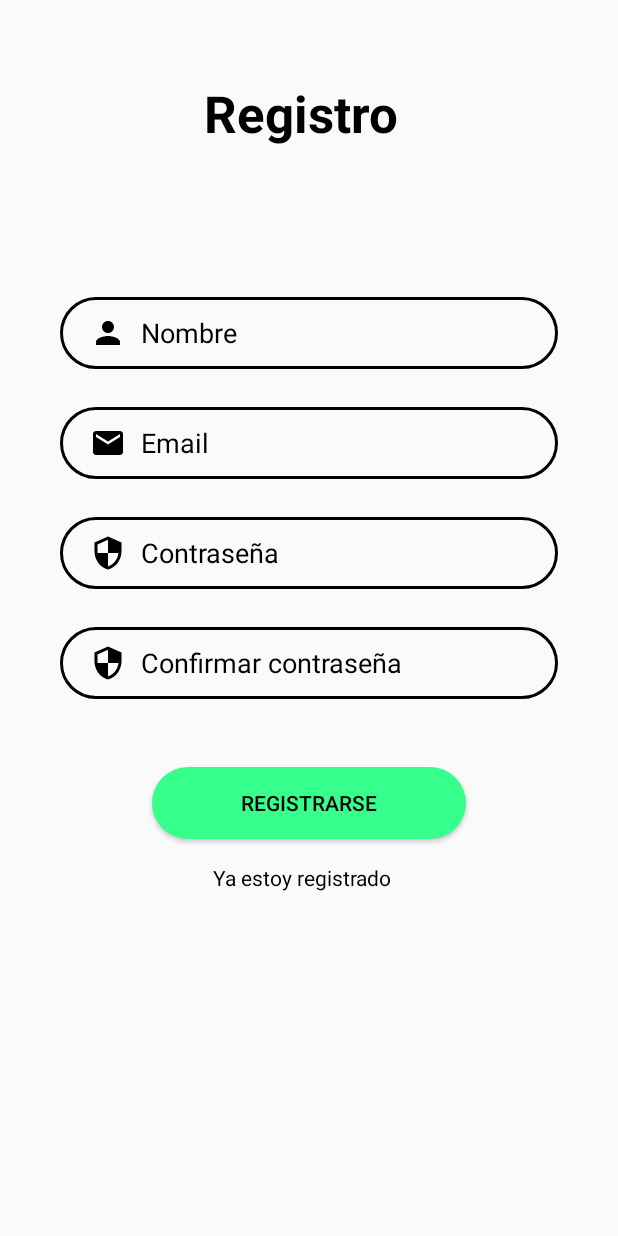
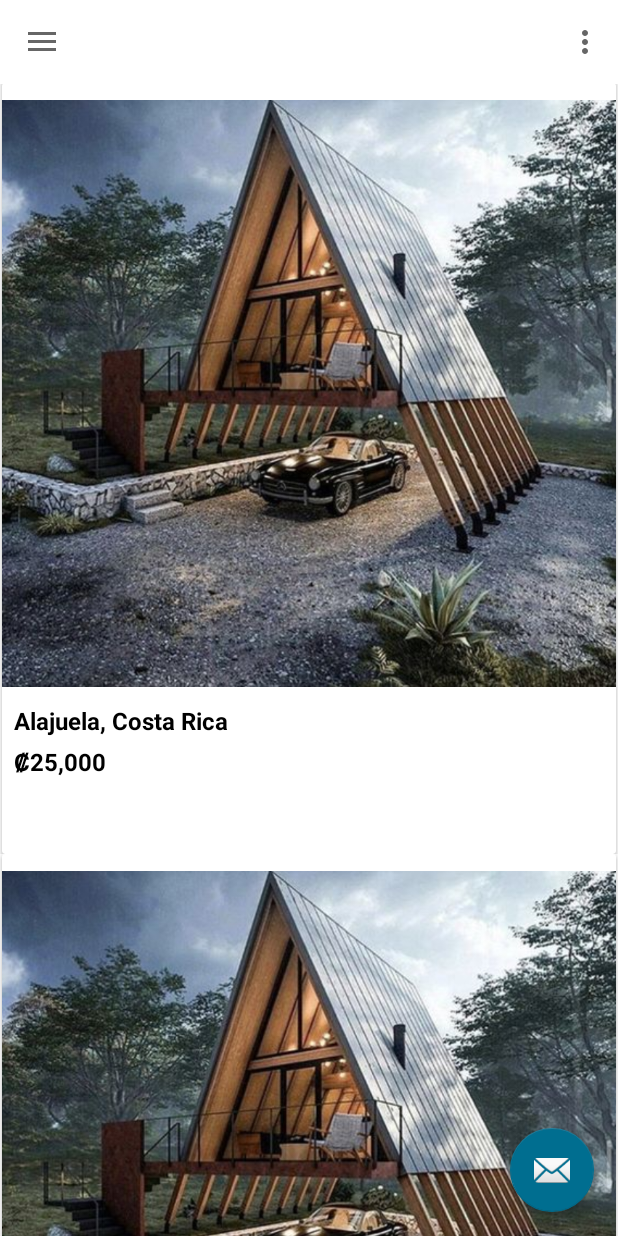
Before and after one commit to FabianINC/Move, an Android app: the screen it shows after launch (RegisterActivity before the commit, Main after it), on a phone screen of 412 x 824 dp. Run offline under Robolectric (Android 15) with nearby library versions, the phone set to English and light mode, and no system bars; our stand-ins replace navigation-ui.

```diff
--- /dev/null
+++ b/app/src/main/java/MainActivity/B_RecyclerViewAdapter.java
@@ -0,0 +1,74 @@
+package MainActivity;
+
+import android.content.Context;
+import android.view.LayoutInflater;
+import android.view.View;
+import android.view.ViewGroup;
+import android.widget.ImageView;
+import android.widget.TextView;
+
+import androidx.annotation.NonNull;
+import androidx.recyclerview.widget.RecyclerView;
+
+import com.archivo.move.R;
+
+import org.w3c.dom.Text;
+
+import java.util.ArrayList;
+
+public class B_RecyclerViewAdapter extends RecyclerView.Adapter<B_RecyclerViewAdapter.MyViewHolder> {
+
+    Context context;
+    ArrayList<Box> boxes;
+
+   public B_RecyclerViewAdapter(Context context, ArrayList<Box> boxes){
+
+     this.context = context;
+     this.boxes = boxes;
+
+
+   }
+
+
+    @NonNull
+    @Override
+    public B_RecyclerViewAdapter.MyViewHolder onCreateViewHolder(@NonNull ViewGroup parent, int viewType) {
+
+        LayoutInflater inflater = LayoutInflater.from(context);
+        View view = inflater.inflate(R.layout.reciclerview_element , parent , false);
+       return new B_RecyclerViewAdapter.MyViewHolder(view);
+    }
+
+    @Override
+    public void onBindViewHolder(@NonNull B_RecyclerViewAdapter.MyViewHolder holder, int position) {
+
+       holder.tvLocation.setText(boxes.get(position).getLocation());
+       holder.tvPrice.setText(boxes.get(position).getPrice());
+       holder.imageView.setImageResource(boxes.get(position).getImage());
+
+    }
+
+    @Override
+    public int getItemCount() {
+        return boxes.size();
+    }
+
+    public static class MyViewHolder extends RecyclerView.ViewHolder{
+
+
+        ImageView imageView;
+        TextView tvLocation,tvPrice;
+
+         public MyViewHolder(@NonNull View itemView){
+             super(itemView);
+
+             imageView = itemView.findViewById(R.id.recicler_img);
+             tvLocation = itemView.findViewById(R.id.txt_Location);
+             tvPrice = itemView.findViewById(R.id.txt_Price);
+
+
+         }
+
+    }
+
+}
--- /dev/null
+++ b/app/src/main/java/MainActivity/Box.java
@@ -0,0 +1,26 @@
+package MainActivity;
+
+public class Box {
+
+    String location,price;
+    int image;
+
+
+    public Box(String location, String price, int image) {
+        this.location = location;
+        this.price = price;
+        this.image = image;
+    }
+
+    public String getLocation() {
+        return location;
+    }
+
+    public String getPrice() {
+        return price;
+    }
+
+    public int getImage() {
+        return image;
+    }
+}
--- a/app/src/main/java/MainActivity/Main.java
+++ b/app/src/main/java/MainActivity/Main.java
@@ -15,6 +15,10 @@ import androidx.navigation.ui.AppBarConfiguration;
 import androidx.navigation.ui.NavigationUI;
 import androidx.drawerlayout.widget.DrawerLayout;
 import androidx.appcompat.app.AppCompatActivity;
+import androidx.recyclerview.widget.LinearLayoutManager;
+import androidx.recyclerview.widget.RecyclerView;
+
+import java.util.ArrayList;
 
 
 public class Main extends AppCompatActivity {
@@ -22,9 +26,13 @@ public class Main extends AppCompatActivity {
     private AppBarConfiguration mAppBarConfiguration;
     private SideBarBinding binding;
 
+    ArrayList<Box> boxes = new ArrayList<>();
+
     @Override
     protected void onCreate(Bundle savedInstanceState) {
         super.onCreate(savedInstanceState);
+
+
 
         binding = SideBarBinding.inflate(getLayoutInflater());
         setContentView(binding.getRoot());
@@ -48,6 +56,21 @@ public class Main extends AppCompatActivity {
         NavController navController = Navigation.findNavController(this, R.id.nav_host_fragment_content_main);
         NavigationUI.setupActionBarWithNavController(this, navController, mAppBarConfiguration);
         NavigationUI.setupWithNavController(navigationView, navController);
+
+
+        //Inicializar el "RecyclerView"
+        RecyclerView recyclerView = findViewById(R.id.mRecyclerView);
+
+        //Metodo para crear los elementos guardados
+        setUpBoxModels();
+
+        //Inicializar el adaptador para el "RecyclerView"
+
+        B_RecyclerViewAdapter adapter = new B_RecyclerViewAdapter(this, boxes );
+        recyclerView.setAdapter(adapter);
+        recyclerView.setLayoutManager(new LinearLayoutManager(this));
+
+
     }
 
     @Override
@@ -63,4 +86,17 @@ public class Main extends AppCompatActivity {
         return NavigationUI.navigateUp(navController, mAppBarConfiguration)
                 || super.onSupportNavigateUp();
     }
+
+    private void setUpBoxModels(){
+
+        boxes.add(new Box("Alajuela, Costa Rica", "₡25,000",R.drawable.img_prueba2 ));
+        boxes.add(new Box("Alajuela, Costa Rica", "₡25,000",R.drawable.img_prueba2 ));
+        boxes.add(new Box("Alajuela, Costa Rica", "₡25,000",R.drawable.img_prueba2 ));
+        boxes.add(new Box("Alajuela, Costa Rica", "₡25,000",R.drawable.img_prueba2 ));
+        boxes.add(new Box("Alajuela, Costa Rica", "₡25,000",R.drawable.img_prueba2 ));
+
+    }
+
+
+
 }
--- a/app/src/main/res/drawable/side_nav_bar.xml
+++ /dev/null
@@ -1,9 +0,0 @@
-<shape xmlns:android="http://schemas.android.com/apk/res/android"
-    android:shape="rectangle">
-    <gradient
-        android:angle="135"
-        android:centerColor="#009688"
-        android:endColor="#00695C"
-        android:startColor="#4DB6AC"
-        android:type="linear" />
-</shape>
--- a/app/src/main/res/layout/content_main.xml
+++ b/app/src/main/res/layout/content_main.xml
@@ -5,7 +5,8 @@
     android:layout_width="match_parent"
     android:layout_height="match_parent"
     app:layout_behavior="@string/appbar_scrolling_view_behavior"
-    tools:showIn="@layout/app_bar_main">
+    tools:showIn="@layout/side_bar_main">
+
 
     <fragment
         android:id="@+id/nav_host_fragment_content_main"
@@ -13,8 +14,27 @@
         android:layout_width="match_parent"
         android:layout_height="match_parent"
         app:defaultNavHost="true"
-        app:layout_constraintLeft_toLeftOf="parent"
-        app:layout_constraintRight_toRightOf="parent"
+        app:layout_constraintBottom_toBottomOf="parent"
+        app:layout_constraintEnd_toEndOf="parent"
+        app:layout_constraintHorizontal_bias="0.0"
+        app:layout_constraintStart_toStartOf="parent"
         app:layout_constraintTop_toTopOf="parent"
-        app:navGraph="@navigation/mobile_navigation" />
+        app:layout_constraintVertical_bias="0.0"
+        app:navGraph="@navigation/mobile_navigation"
+
+        />
+
+    <androidx.recyclerview.widget.RecyclerView
+        android:id="@+id/mRecyclerView"
+        android:layout_width="match_parent"
+        android:layout_height="match_parent"
+        android:layout_marginTop="55dp"
+        app:layout_constraintBottom_toBottomOf="@+id/nav_host_fragment_content_main"
+        app:layout_constraintEnd_toEndOf="parent"
+        app:layout_constraintHorizontal_bias="1.0"
+        app:layout_constraintStart_toStartOf="parent"
+        app:layout_constraintTop_toTopOf="@+id/nav_host_fragment_content_main"
+        app:layout_constraintVertical_bias="1.0" />
+
+
 </androidx.constraintlayout.widget.ConstraintLayout>
--- /dev/null
+++ b/app/src/main/res/layout/reciclerview_element.xml
@@ -0,0 +1,55 @@
+<?xml version="1.0" encoding="utf-8"?>
+<androidx.constraintlayout.widget.ConstraintLayout xmlns:android="http://schemas.android.com/apk/res/android"
+    xmlns:app="http://schemas.android.com/apk/res-auto"
+    xmlns:tools="http://schemas.android.com/tools"
+    android:layout_width="match_parent"
+    android:layout_height="wrap_content">
+
+    <androidx.cardview.widget.CardView
+        android:layout_width="409dp"
+        android:layout_height="wrap_content"
+        app:layout_constraintBottom_toBottomOf="parent"
+        app:layout_constraintEnd_toEndOf="parent"
+        app:layout_constraintStart_toStartOf="parent"
+        app:layout_constraintTop_toTopOf="parent">
+
+        <androidx.constraintlayout.widget.ConstraintLayout
+            android:layout_width="wrap_content"
+            android:layout_height="514dp">
+
+            <ImageView
+                android:id="@+id/recicler_img"
+                android:layout_width="wrap_content"
+                android:layout_height="414dp"
+                app:layout_constraintEnd_toEndOf="parent"
+                app:layout_constraintHorizontal_bias="0.0"
+                app:layout_constraintStart_toStartOf="parent"
+                app:layout_constraintTop_toTopOf="parent"
+                app:srcCompat="@drawable/img_prueba2" />
+
+            <TextView
+                android:id="@+id/txt_Location"
+                android:layout_width="280dp"
+                android:layout_height="27dp"
+                android:layout_marginStart="8dp"
+                android:text="Ubicacion"
+                android:textColor="@color/black"
+                android:textSize="16sp"
+                android:textStyle="bold"
+                app:layout_constraintStart_toStartOf="parent"
+                app:layout_constraintTop_toBottomOf="@+id/recicler_img" />
+
+            <TextView
+                android:id="@+id/txt_Price"
+                android:layout_width="280dp"
+                android:layout_height="24dp"
+                android:text="Precio"
+                android:textColor="@color/black"
+                android:textSize="16sp"
+                android:textStyle="bold"
+                app:layout_constraintStart_toStartOf="@+id/txt_Location"
+                app:layout_constraintTop_toBottomOf="@+id/txt_Location" />
+        </androidx.constraintlayout.widget.ConstraintLayout>
+    </androidx.cardview.widget.CardView>
+
+</androidx.constraintlayout.widget.ConstraintLayout>
--- a/app/src/main/res/layout/side_bar.xml
+++ b/app/src/main/res/layout/side_bar.xml
@@ -10,7 +10,7 @@
 
     <include
         android:id="@+id/app_bar_main"
-        layout="@layout/app_bar_main"
+        layout="@layout/side_bar_main"
         android:layout_width="match_parent"
         android:layout_height="match_parent" />
 
--- a/app/src/main/res/layout/app_bar_main.xml
+++ b/app/src/main/res/layout/side_bar_main.xml
@@ -11,13 +11,6 @@
         android:layout_height="wrap_content"
         android:theme="@style/Theme.Move.AppBarOverlay">
 
-        <androidx.appcompat.widget.Toolbar
-            android:id="@+id/toolbar"
-            android:layout_width="match_parent"
-            android:layout_height="?attr/actionBarSize"
-            android:background="?attr/colorPrimary"
-            app:popupTheme="@style/Theme.Move.PopupOverlay" />
-
     </com.google.android.material.appbar.AppBarLayout>
 
     <include layout="@layout/content_main" />
@@ -29,6 +22,17 @@
         android:layout_gravity="bottom|end"
         android:layout_marginEnd="@dimen/fab_margin"
         android:layout_marginBottom="16dp"
+        app:backgroundTint="@color/blue_sapphire"
         app:srcCompat="@android:drawable/ic_dialog_email" />
 
+
+    <androidx.appcompat.widget.Toolbar
+        android:id="@+id/toolbar"
+        android:layout_width="match_parent"
+        android:layout_height="?attr/actionBarSize"
+        android:background="@color/white"
+        app:popupTheme="@style/Theme.Move.PopupOverlay" />
+
+
+
 </androidx.coordinatorlayout.widget.CoordinatorLayout>
--- a/app/src/main/res/navigation/mobile_navigation.xml
+++ b/app/src/main/res/navigation/mobile_navigation.xml
@@ -8,7 +8,7 @@
     <fragment
         android:id="@+id/nav_home"
         android:name="MainActivity.ui.home.HomeFragment"
-        android:label="@string/menu_home"
+        android:label=""
         tools:layout="@layout/fragment_home" />
 
     <fragment
--- a/app/src/main/res/values-land/strings_english.xml
+++ b/app/src/main/res/values-land/strings_english.xml
@@ -20,7 +20,6 @@
     <string name="nav_header_desc">Navigation header</string>
     <string name="action_settings">Settings</string>
 
-    <string name="menu_home">Home</string>
     <string name="menu_gallery">Gallery</string>
     <string name="menu_slideshow">Slideshow</string>
 
--- a/app/src/main/res/values/strings_español.xml
+++ b/app/src/main/res/values/strings_español.xml
@@ -20,7 +20,6 @@
     <string name="nav_header_desc">Navigation header</string>
     <string name="action_settings">Settings</string>
 
-    <string name="menu_home">Home</string>
     <string name="menu_gallery">Gallery</string>
     <string name="menu_slideshow">Slideshow</string>
 
--- a/gradle.properties
+++ b/gradle.properties
@@ -19,3 +19,4 @@ android.useAndroidX=true
 # resources declared in the library itself and none from the library's dependencies,
 # thereby reducing the size of the R class for that library
 android.nonTransitiveRClass=true
+android.enableJetifier=true
```
Also changed, not shown: app/build.gradle (+6 -2 lines), app/src/main/AndroidManifest.xml (+13 -7 lines), app/src/main/res/drawable/img_prueba2.jpg (added).
